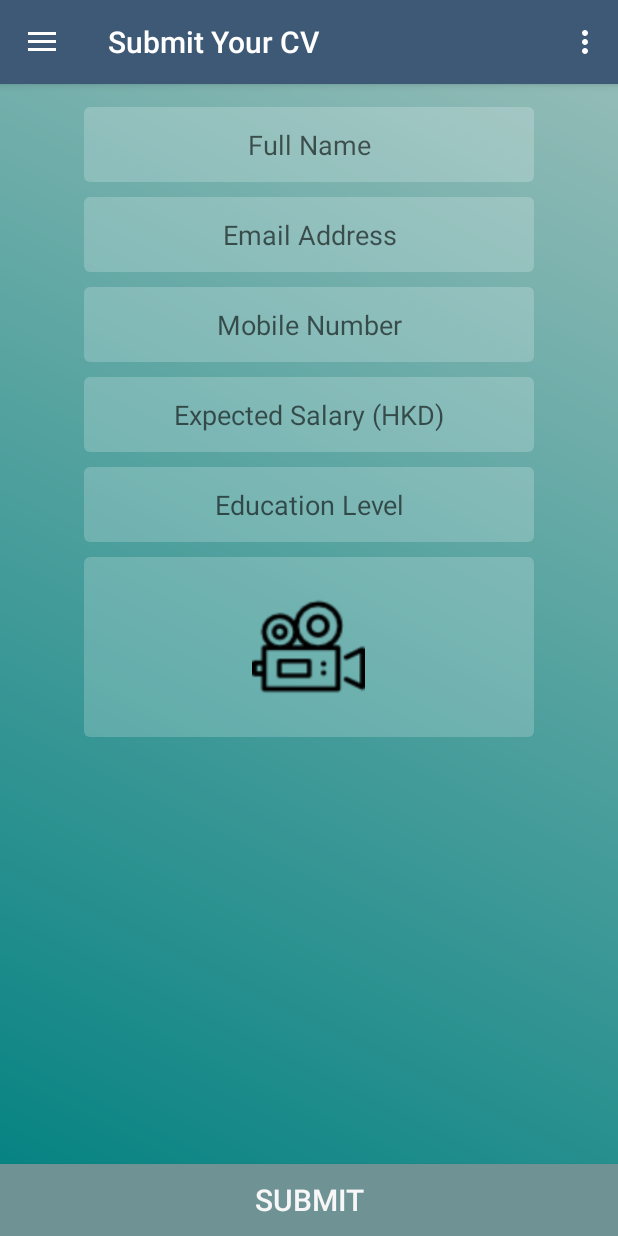
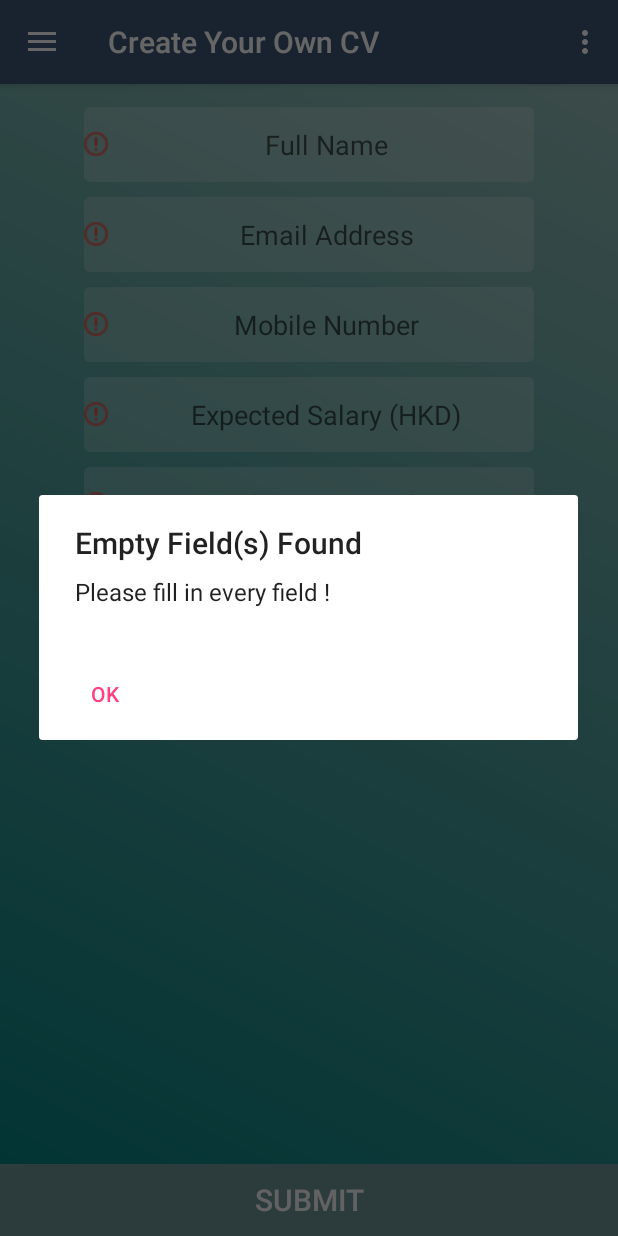
Before and after one commit to on999you/JobLibrary, an Android app: the CvActivity screen opened directly, with no data from a screen before it, after a tap on "SUBMIT", on a phone screen of 412 x 824 dp. Run offline under Robolectric (Android 15) with nearby library versions, the phone set to English and light mode, and no system bars; libraries missing offline, so code that uses them is left out: com.afollestad.materialcamera, com.afollestad.materialdialogs, com.android.internal, com.thoughtworks.xstream; 1 statement that could not run was skipped.

Commit message:
change money icon, improve CV activity layout - add alert box

```diff
--- a/app/src/main/AndroidManifest.xml
+++ b/app/src/main/AndroidManifest.xml
@@ -40,7 +40,7 @@
             android:label="Salary Check" />
         <activity
             android:name=".activity.CvActivity"
-            android:label="Submit Your CV" />
+            android:label="Create Your Own CV" />
         <activity
             android:name="com.afollestad.materialcamera.CaptureActivity"
             android:theme="@style/MaterialCamera.CaptureActivity" />
--- a/app/src/main/java/com/example/dennislam/myapplication/activity/CvActivity.java
+++ b/app/src/main/java/com/example/dennislam/myapplication/activity/CvActivity.java
@@ -7,6 +7,7 @@ import android.content.Intent;
 import android.content.pm.PackageManager;
 import android.graphics.Bitmap;
 import android.graphics.Color;
+import android.graphics.drawable.Drawable;
 import android.media.ThumbnailUtils;
 import android.os.AsyncTask;
 import android.os.Bundle;
@@ -15,7 +16,9 @@ import android.provider.MediaStore;
 import android.support.annotation.NonNull;
 import android.support.v4.app.ActivityCompat;
 import android.support.v4.content.ContextCompat;
+import android.support.v4.content.res.ResourcesCompat;
 import android.support.v7.app.AlertDialog;
+import android.util.Log;
 import android.view.LayoutInflater;
 import android.view.View;
 import android.widget.Button;
@@ -67,32 +70,31 @@ public class CvActivity extends BaseActivity {
         final EditText emailField = (EditText)findViewById(R.id.emailField);
         final EditText mobileNoField = (EditText)findViewById(R.id.mobileNoField);
         final EditText expectedSalaryField = (EditText)findViewById(R.id.expectedSalaryField);
+        final TextView educationLevelField = (TextView)findViewById(R.id.educationLevelField);
 
         Button sendCvButton = (Button)findViewById(R.id.sendCvButton);
-
+        Drawable exclamation= ResourcesCompat.getDrawable(getResources(), R.drawable.exclamation_mark, null);
+        exclamation.setBounds(0, 0, exclamation.getMinimumWidth(), exclamation.getMinimumHeight());
         sendCvButton.setOnClickListener(new View.OnClickListener() {
             @Override
             public void onClick(View view) {
-
-                if(nameField.getText().toString().isEmpty()){
-                    Toast.makeText(getBaseContext(), "Please enter your full name first", Toast.LENGTH_LONG).show();
-                } else if(emailField.getText().toString().isEmpty()){
-                    Toast.makeText(view.getContext(), "Please enter your email address first", Toast.LENGTH_LONG).show();
-                } else if(mobileNoField.getText().toString().isEmpty()){
-                    Toast.makeText(view.getContext(), "Please enter your mobile number first", Toast.LENGTH_LONG).show();
-                } else if(expectedSalaryField.getText().toString().isEmpty()){
-                    Toast.makeText(view.getContext(), "Please enter the expected salary first", Toast.LENGTH_LONG).show();
-                } else if(educationLevelId.isEmpty()){
-                    Toast.makeText(view.getContext(), "Please select the education level first", Toast.LENGTH_LONG).show();
-                } else if(!videoFile.exists()){
-                    Toast.makeText(view.getContext(), "Please take a video first", Toast.LENGTH_LONG).show();
-                } else {
+                if(nameField.getText().toString().isEmpty() || emailField.getText().toString().isEmpty() || mobileNoField.getText().toString().isEmpty()
+                        || expectedSalaryField.getText().toString().isEmpty() || educationLevelId.isEmpty()){
+                    alertMsg("Empty Field(s) Found","Please fill in every field !");
+                } else{
                     name = nameField.getText().toString();
                     email = emailField.getText().toString();
                     mobileNo = mobileNoField.getText().toString();
                     expectedSalary = expectedSalaryField.getText().toString();
                     new sendCvAsyncTaskRunner().execute();
                 }
+
+                //add drawleft if fields did not complete
+                if(nameField.getText().toString().isEmpty()){nameField.setCompoundDrawables(exclamation,null,null,null);}else{nameField.setCompoundDrawables(null,null,null,null);}
+                if(emailField.getText().toString().isEmpty()){emailField.setCompoundDrawables(exclamation,null,null,null);}else{emailField.setCompoundDrawables(null,null,null,null);}
+                if(mobileNoField.getText().toString().isEmpty()){mobileNoField.setCompoundDrawables(exclamation,null,null,null);}else{mobileNoField.setCompoundDrawables(null,null,null,null);}
+                if(expectedSalaryField.getText().toString().isEmpty()){expectedSalaryField.setCompoundDrawables(exclamation,null,null,null);}else{expectedSalaryField.setCompoundDrawables(null,null,null,null);}
+                if(educationLevelId.isEmpty()){educationLevelField.setCompoundDrawables(exclamation,null,null,null);}else{educationLevelField.setCompoundDrawables(null,null,null,null);}
             }
         });
 
@@ -107,6 +109,20 @@ public class CvActivity extends BaseActivity {
         }
 
 
+    }
+
+    private void alertMsg(String title,String msg){
+        android.app.AlertDialog.Builder myAD = new android.app.AlertDialog.Builder(this);
+        myAD.setTitle(title);
+        myAD.setMessage(msg);
+        DialogInterface.OnClickListener OkClick = new DialogInterface.OnClickListener(){
+            @Override
+            public void onClick(DialogInterface dialog, int which) {
+
+            }
+        };
+        myAD.setNeutralButton("OK",OkClick);
+        myAD.show();
     }
 
     class getEduLevelAsyncTaskRunner extends AsyncTask<Void, Void, Void> {
--- a/app/src/main/res/layout/activity_cv.xml
+++ b/app/src/main/res/layout/activity_cv.xml
@@ -18,7 +18,8 @@
         android:hint="Full Name"
         android:layout_gravity="center"
         android:gravity="center"
-        android:background="@drawable/testing"/>
+        android:background="@drawable/testing"
+        android:drawablePadding="7dp"/>
 
     <EditText
         android:id="@+id/emailField"
@@ -28,7 +29,8 @@
         android:layout_marginTop="10dp"
         android:layout_gravity="center"
         android:gravity="center"
-        android:background="@drawable/testing"/>
+        android:background="@drawable/testing"
+        android:drawablePadding="7dp"/>
 
 
     <EditText
@@ -40,7 +42,8 @@
         android:layout_marginTop="10dp"
         android:layout_gravity="center"
         android:gravity="center"
-        android:background="@drawable/testing"/>
+        android:background="@drawable/testing"
+        android:drawablePadding="7dp"/>
 
     <EditText
         android:id="@+id/expectedSalaryField"
@@ -51,7 +54,8 @@
         android:layout_marginTop="10dp"
         android:layout_gravity="center"
         android:gravity="center"
-        android:background="@drawable/testing"/>
+        android:background="@drawable/testing"
+        android:drawablePadding="7dp"/>
 
     <TextView
         android:id="@+id/educationLevelField"
--- a/app/src/main/res/layout/applied_job_cards_layout.xml
+++ b/app/src/main/res/layout/applied_job_cards_layout.xml
@@ -66,7 +66,7 @@
                 android:layout_height="wrap_content"
                 android:layout_marginTop="5dp"
                 android:textSize="16sp"
-                android:text="Apply Date"
+                android:text="Applied Date"
                 android:singleLine="true"
                 android:maxLines="1"
                 android:textAppearance="?android:attr/textAppearanceLarge" />
--- a/app/src/main/res/layout/job_list_cards_layout.xml
+++ b/app/src/main/res/layout/job_list_cards_layout.xml
@@ -78,7 +78,7 @@
 
             <TextView
                 android:drawablePadding="5dp"
-                android:drawableLeft="@drawable/coin"
+                android:drawableLeft="@drawable/coins"
                 android:layout_weight="1"
                 android:id="@+id/salary"
                 android:layout_width="match_parent"
```
Also changed, not shown: app/src/main/res/drawable/coin.png (deleted), app/src/main/res/drawable/coins.png (added), app/src/main/res/drawable/exclamation_mark.png (added).
